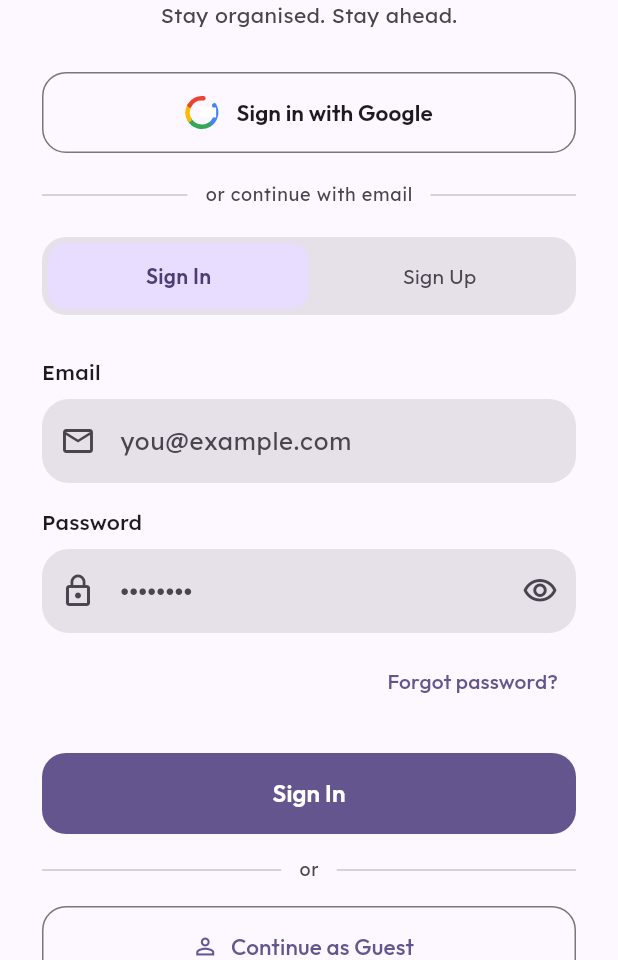
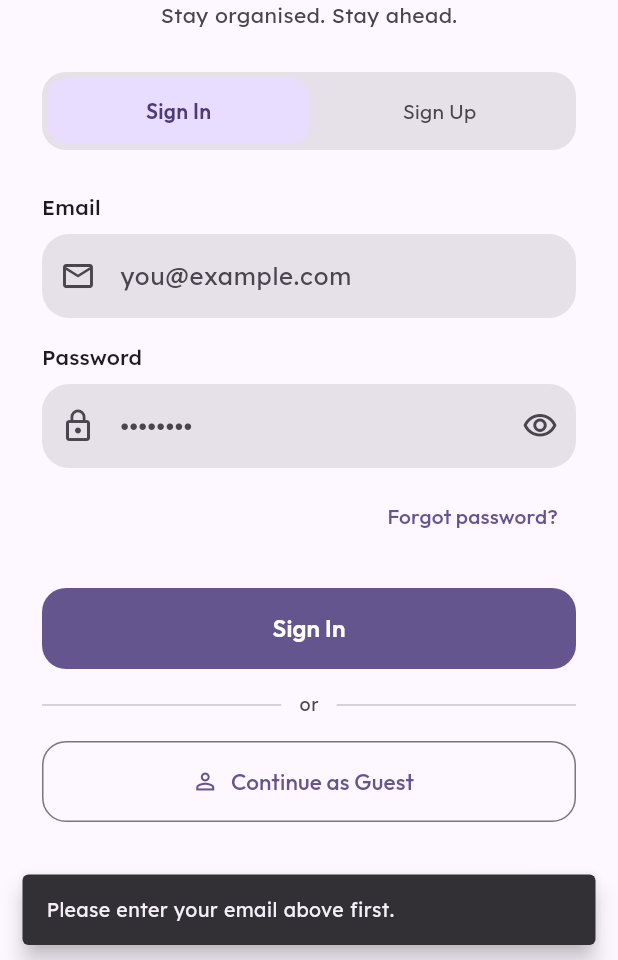
Before and after one commit to anpuop1511/homework-helper, a Flutter app: the LoginScreen screen opened directly, after a tap on "Forgot password?", on a phone screen of 412 x 824 dp, the part 276-1236 px from its top. Run offline on Flutter 3.47's test engine with Material 3 defaults, Android fonts, the phone set to English and light mode, and no system bars; drawn by our look-alikes of dynamic_color; our stand-ins replace cloud_firestore, firebase_auth, firebase_core, flutter_local_notifications, google_fonts, google_generative_ai and 2 more; accounts and stored records are empty; statements that could not run were skipped.

Commit message:
Resolve merge conflicts: add Firebase Email/Password auth and Firestore sync
Agent-Logs-Url: https://github.com/anpuop1511/homework-helper/sessions/abcb3c31-889f-4203-b09c-f94d30337736

Co-authored-by: anpuop1511 <261196503+anpuop1511@users.noreply.github.com>

```diff
--- a/lib/screens/login_screen.dart
+++ b/lib/screens/login_screen.dart
@@ -1,7 +1,8 @@
+import 'package:firebase_auth/firebase_auth.dart';
 import 'package:flutter/material.dart';
 import 'package:google_fonts/google_fonts.dart';
-import 'package:google_sign_in/google_sign_in.dart';
 import 'package:provider/provider.dart';
+import '../providers/auth_provider.dart' as app_auth;
 import '../providers/user_provider.dart';
 import 'main_scaffold.dart';
 
@@ -22,7 +23,6 @@ class _LoginScreenState extends State<LoginScreen>
   final _nameController = TextEditingController();
   bool _obscurePassword = true;
   bool _isLoading = false;
-  bool _isGoogleLoading = false;
 
   late final AnimationController _animController;
   late final Animation<double> _fadeAnim;
@@ -60,49 +60,78 @@ class _LoginScreenState extends State<LoginScreen>
   Future<void> _submit() async {
     if (!(_formKey.currentState?.validate() ?? false)) return;
     setState(() => _isLoading = true);
-    // Simulate network delay
-    await Future.delayed(const Duration(milliseconds: 800));
-    if (!mounted) return;
-    setState(() => _isLoading = false);
-    final name = _nameController.text.trim();
-    if (!_isSignIn && name.isNotEmpty) {
-      context.read<UserProvider>().setName(name);
+    try {
+      final auth = context.read<app_auth.AuthProvider>();
+      if (_isSignIn) {
+        await auth.signIn(
+          _emailController.text,
+          _passwordController.text,
+        );
+      } else {
+        await auth.signUp(
+          _emailController.text,
+          _passwordController.text,
+          displayName: _nameController.text.trim(),
+        );
+      }
+      if (!mounted) return;
+      final name = _nameController.text.trim();
+      if (!_isSignIn && name.isNotEmpty) {
+        context.read<UserProvider>().setName(name);
+      }
+      context.read<UserProvider>().recordActivity();
+      // _AuthGate in main.dart navigates to MainScaffold automatically when
+      // AuthProvider.isSignedIn becomes true.
+    } on FirebaseAuthException catch (e) {
+      if (!mounted) return;
+      _showError(app_auth.AuthProvider.friendlyError(e));
+    } catch (e) {
+      if (!mounted) return;
+      _showError('Something went wrong. Please try again.');
+    } finally {
+      if (mounted) setState(() => _isLoading = false);
     }
-    _navigateToMain();
   }
 
-  Future<void> _signInWithGoogle() async {
-    setState(() => _isGoogleLoading = true);
+  Future<void> _forgotPassword() async {
+    final email = _emailController.text.trim();
+    if (email.isEmpty || !email.contains('@')) {
+      _showError('Please enter your email above first.');
+      return;
+    }
     try {
-      final googleSignIn = GoogleSignIn();
-      final account = await googleSignIn.signIn();
-      if (!mounted) return;
-      if (account != null) {
-        final displayName = account.displayName ?? account.email;
-        context.read<UserProvider>().setName(displayName);
-      }
-      // Proceed even if the user cancels – they can re-try.
-      _navigateToMain();
-    } catch (e) {
+      await context
+          .read<app_auth.AuthProvider>()
+          .sendPasswordResetEmail(email);
       if (!mounted) return;
       ScaffoldMessenger.of(context).showSnackBar(
         SnackBar(
-          content: Text(
-            'Google Sign-In failed. Please try again.\n$e',
-            style: const TextStyle(fontSize: 13),
-          ),
+          content: Text('Password reset email sent to $email.'),
           behavior: SnackBarBehavior.floating,
         ),
       );
-    } finally {
-      if (mounted) setState(() => _isGoogleLoading = false);
+    } on FirebaseAuthException catch (e) {
+      if (!mounted) return;
+      _showError(app_auth.AuthProvider.friendlyError(e));
+    } catch (_) {
+      if (!mounted) return;
+      _showError('Could not send reset email. Please try again.');
     }
   }
 
-  void _navigateToMain() {
+  void _navigateAsGuest() {
     context.read<UserProvider>().recordActivity();
     Navigator.of(context).pushReplacement(
       MaterialPageRoute(builder: (_) => const MainScaffold()),
+    );
+  }
+
+  void _showError(String message) {
+    ScaffoldMessenger.of(context).showSnackBar(
+      SnackBar(
+        content: Text(message, style: const TextStyle(fontSize: 13)),
+        behavior: SnackBarBehavior.floating,
+      ),
     );
   }
 
@@ -155,29 +184,6 @@ class _LoginScreenState extends State<LoginScreen>
                 ),
               ),
               const SizedBox(height: 28),
-              // Sign in with Google button
-              _GoogleSignInButton(
-                isLoading: _isGoogleLoading,
-                onPressed: _signInWithGoogle,
-              ),
-              const SizedBox(height: 20),
-              // Divider with "or" label
-              Row(
-                children: [
-                  Expanded(child: Divider(color: colorScheme.outlineVariant)),
-                  Padding(
-                    padding: const EdgeInsets.symmetric(horizontal: 12),
-                    child: Text(
-                      'or continue with email',
-                      style: textTheme.bodySmall?.copyWith(
-                        color: colorScheme.onSurfaceVariant,
-                      ),
-                    ),
-                  ),
-                  Expanded(child: Divider(color: colorScheme.outlineVariant)),
-                ],
-              ),
-              const SizedBox(height: 20),
               // Sign In / Sign Up toggle
               Container(
                 decoration: BoxDecoration(
@@ -278,7 +284,7 @@ class _LoginScreenState extends State<LoginScreen>
                         Align(
                           alignment: Alignment.centerRight,
                           child: TextButton(
-                            onPressed: () {},
+                            onPressed: _forgotPassword,
                             child: Text(
                               'Forgot password?',
                               style: GoogleFonts.outfit(
@@ -323,7 +329,7 @@ class _LoginScreenState extends State<LoginScreen>
                 ),
               ),
               const SizedBox(height: 16),
-              // Second divider
+              // Divider
               Row(
                 children: [
                   Expanded(child: Divider(color: colorScheme.outlineVariant)),
@@ -345,7 +351,7 @@ class _LoginScreenState extends State<LoginScreen>
                 width: double.infinity,
                 height: 54,
                 child: OutlinedButton.icon(
-                  onPressed: _navigateToMain,
+                  onPressed: _navigateAsGuest,
                   icon: const Icon(Icons.person_outline),
                   label: Text(
                     'Continue as Guest',
@@ -368,121 +374,6 @@ class _LoginScreenState extends State<LoginScreen>
       ),
     );
   }
-}
-
-/// The official "Sign in with Google" branded button following Google's
-/// branding guidelines. Triggers the real [GoogleSignIn] flow when tapped.
-class _GoogleSignInButton extends StatelessWidget {
-  final bool isLoading;
-  final VoidCallback onPressed;
-
-  const _GoogleSignInButton({
-    required this.isLoading,
-    required this.onPressed,
-  });
-
-  @override
-  Widget build(BuildContext context) {
-    final colorScheme = Theme.of(context).colorScheme;
-    return SizedBox(
-      width: double.infinity,
-      height: 54,
-      child: OutlinedButton(
-        onPressed: isLoading ? null : onPressed,
-        style: OutlinedButton.styleFrom(
-          backgroundColor: colorScheme.surface,
-          side: BorderSide(color: colorScheme.outline),
-          shape: RoundedRectangleBorder(
-            borderRadius: BorderRadius.circular(16),
-          ),
-        ),
-        child: isLoading
-            ? SizedBox(
-                width: 22,
-                height: 22,
-                child: CircularProgressIndicator(
-                  strokeWidth: 2.5,
-                  color: colorScheme.primary,
-                ),
-              )
-            : Row(
-                mainAxisAlignment: MainAxisAlignment.center,
-                children: [
-                  // Google "G" logo rendered with coloured quadrants
-                  _GoogleLogo(size: 22),
-                  const SizedBox(width: 12),
-                  Text(
-                    'Sign in with Google',
-                    style: GoogleFonts.outfit(
-                      fontSize: 15,
-                      fontWeight: FontWeight.w600,
-                      color: colorScheme.onSurface,
-                    ),
-                  ),
-                ],
-              ),
-      ),
-    );
-  }
-}
-
-/// A simple canvas-drawn Google "G" logo that requires no image assets.
-class _GoogleLogo extends StatelessWidget {
-  final double size;
-  const _GoogleLogo({required this.size});
-
-  @override
-  Widget build(BuildContext context) {
-    return CustomPaint(
-      size: Size(size, size),
-      painter: _GoogleLogoPainter(),
-    );
-  }
-}
-
-class _GoogleLogoPainter extends CustomPainter {
-  @override
-  void paint(Canvas canvas, Size size) {
-    final double r = size.width / 2;
-    final Offset center = Offset(r, r);
-
-    // Draw the four colour arcs of the Google logo
-    const double strokeW = 3.0;
-    final paint = Paint()
-      ..style = PaintingStyle.stroke
-      ..strokeWidth = strokeW
-      ..strokeCap = StrokeCap.round;
-
-    final rect = Rect.fromCircle(center: center, radius: r - strokeW / 2);
-
-    // Blue  (top-right → bottom-right, roughly 315° → 45°)
-    paint.color = const Color(0xFF4285F4);
-    canvas.drawArc(rect, -0.52, 1.57, false, paint);
-
-    // Green (bottom-right → bottom-left, roughly 45° → 135°)
-    paint.color = const Color(0xFF34A853);
-    canvas.drawArc(rect, 1.05, 1.57, false, paint);
-
-    // Yellow (bottom-left → top-left, roughly 135° → 225°)
-    paint.color = const Color(0xFFFBBC05);
-    canvas.drawArc(rect, 2.62, 1.05, false, paint);
-
-    // Red   (top-left → top-right, roughly 225° → 315°)
-    paint.color = const Color(0xFFEA4335);
-    canvas.drawArc(rect, 3.67, 1.15, false, paint);
-
-    // White filled horizontal bar for the "G" cutout
-    final barPaint = Paint()
-      ..color = Colors.white
-      ..style = PaintingStyle.fill;
-    canvas.drawRect(
-      Rect.fromLTWH(r - strokeW / 2, r - strokeW * 1.1, r, strokeW * 2.2),
-      barPaint,
-    );
-  }
-
-  @override
-  bool shouldRepaint(covariant CustomPainter oldDelegate) => false;
 }
 
 /// A tab button used inside the Sign In / Sign Up toggle strip.
@@ -508,7 +399,9 @@ class _ModeTab extends StatelessWidget {
           duration: const Duration(milliseconds: 200),
           padding: const EdgeInsets.symmetric(vertical: 12),
           decoration: BoxDecoration(
-            color: isSelected ? colorScheme.primaryContainer : Colors.transparent,
+            color: isSelected
+                ? colorScheme.primaryContainer
+                : Colors.transparent,
             borderRadius: BorderRadius.circular(12),
           ),
           child: Center(
--- a/pubspec.yaml
+++ b/pubspec.yaml
@@ -19,7 +19,9 @@ dependencies:
   dynamic_color: ^1.7.0
   flutter_local_notifications: ^18.0.1
   timezone: ^0.9.4
-  google_sign_in: ^6.2.2
+  firebase_core: ^3.6.0
+  firebase_auth: ^5.3.1
+  cloud_firestore: ^5.4.4
   speech_to_text: ^7.0.0
   flutter_tts: ^4.2.0
   animate_do: ^3.3.4
```
Also changed, not shown: lib/main.dart (+22 -1 lines), lib/providers/assignments_provider.dart (+79 -6 lines), lib/providers/auth_provider.dart (added, +100 -0 lines), lib/providers/theme_provider.dart (+31 -1 lines), lib/providers/user_provider.dart (+110 -12 lines), lib/services/database_service.dart (added, +108 -0 lines), lib/firebase_options.dart (added).
